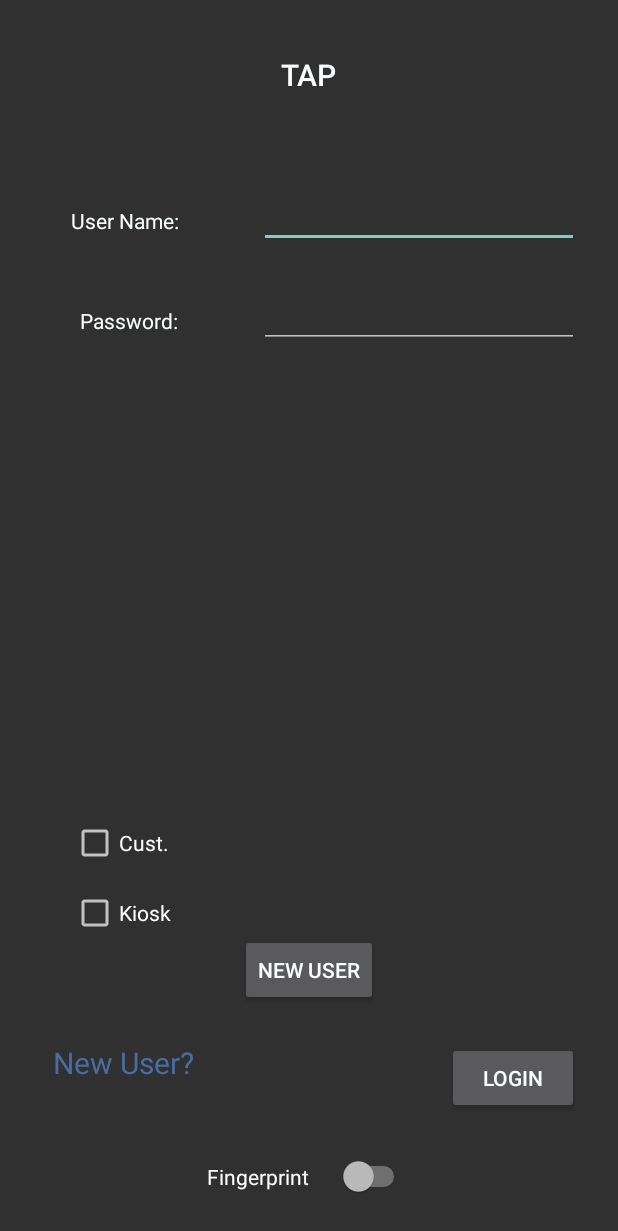
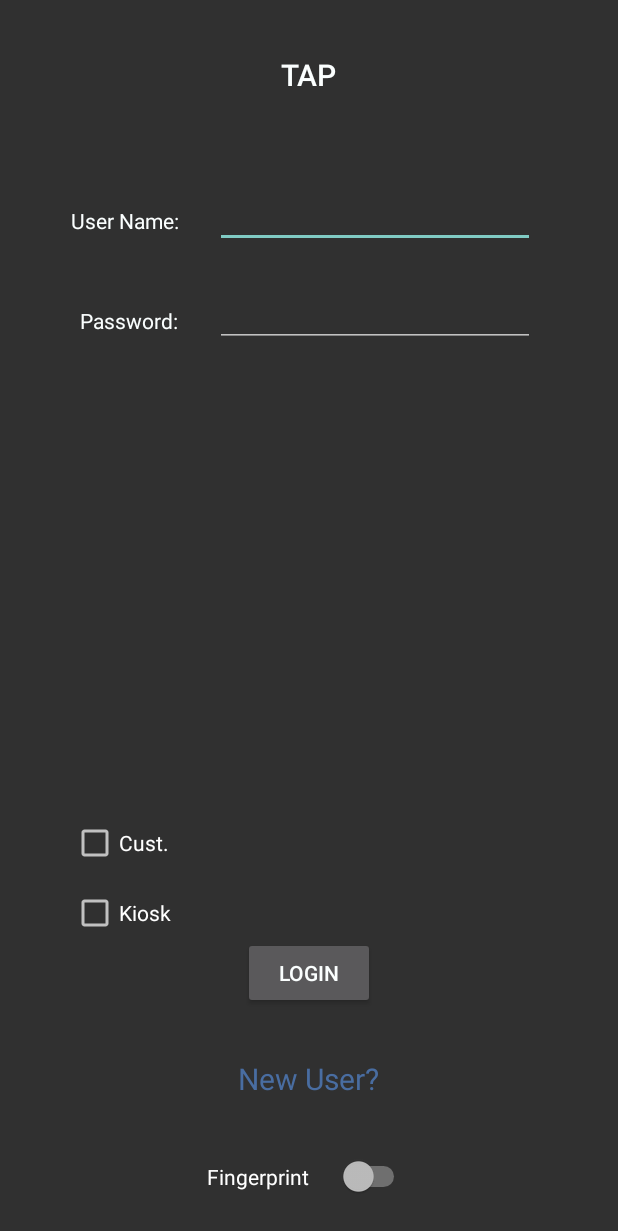
Before and after one commit to Nicholas-Guerra/TAP, an Android app: the screen it shows after launch (LoginActivity), on a phone screen of 412 x 824 dp. Shown: the top 1231 px of the screen. Run offline under Robolectric (Android 15) with nearby library versions, the phone set to English and light mode, and no system bars; our stand-ins replace Room's generated code.

Commit message:
Updated activity login

```diff
--- a/app/src/main/res/layout/activity_login.xml
+++ b/app/src/main/res/layout/activity_login.xml
@@ -10,9 +10,9 @@
         android:id="@+id/login_button"
         android:layout_width="wrap_content"
         android:layout_height="wrap_content"
-        android:layout_alignParentEnd="true"
-        android:layout_alignTop="@+id/user_button"
-        android:layout_marginEnd="26dp"
+        android:layout_below="@+id/user_kiosk"
+        android:layout_centerHorizontal="true"
+        android:layout_marginTop="-199dp"
         android:text="Login" />
 
     <TextView
@@ -38,18 +38,20 @@
     <EditText
         android:id="@+id/user_name"
         android:layout_width="wrap_content"
-        android:layout_height="28dp"
-        android:layout_alignEnd="@+id/login_button"
-        android:layout_alignTop="@+id/user_text"
+        android:layout_height="35dp"
+        android:layout_alignParentTop="true"
+        android:layout_marginTop="130dp"
+        android:layout_toEndOf="@+id/user_text"
         android:ems="10"
         android:inputType="textPersonName" />
 
     <EditText
         android:id="@+id/editText3"
         android:layout_width="wrap_content"
-        android:layout_height="28dp"
-        android:layout_alignEnd="@+id/login_button"
-        android:layout_alignTop="@+id/password_text"
+        android:layout_height="35dp"
+        android:layout_alignParentTop="true"
+        android:layout_marginTop="196dp"
+        android:layout_toEndOf="@+id/user_text"
         android:ems="10"
         android:inputType="textPassword" />
 
@@ -76,12 +78,11 @@
         android:layout_width="wrap_content"
         android:layout_height="wrap_content"
         android:layout_alignParentBottom="true"
-        android:layout_alignParentStart="true"
-        android:layout_marginBottom="102dp"
-        android:layout_marginStart="35dp"
+        android:layout_centerHorizontal="true"
+        android:layout_marginBottom="91dp"
+        android:text="New User?"
         android:textColor="@color/colorClick"
-        android:text="New User?"
-        android:textSize="20dp"/>
+        android:textSize="20dp" />
 
     <Switch
         android:id="@+id/finger_password"
@@ -102,13 +103,4 @@
         android:text="TAP"
         android:textAppearance="@style/TextAppearance.AppCompat.Title" />
 
-    <Button
-        android:id="@+id/new_login"
-        android:layout_width="wrap_content"
-        android:layout_height="wrap_content"
-        android:layout_alignParentBottom="true"
-        android:layout_centerHorizontal="true"
-        android:layout_marginBottom="153dp"
-        android:text="New User" />
-
 </RelativeLayout>
```
